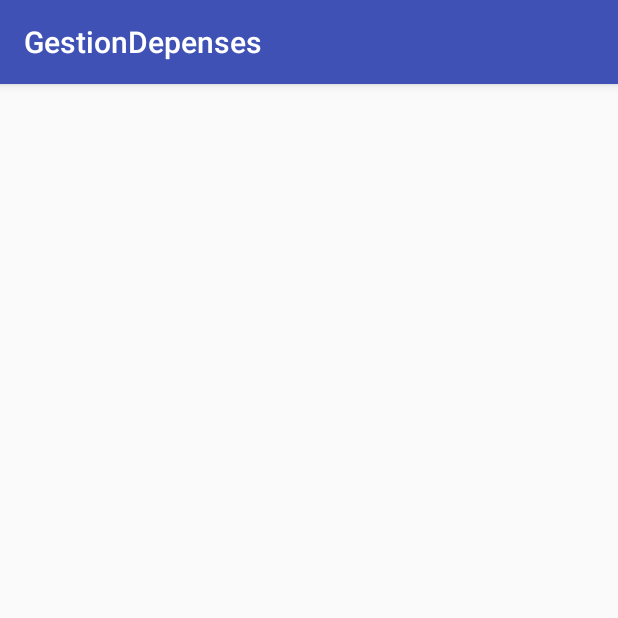
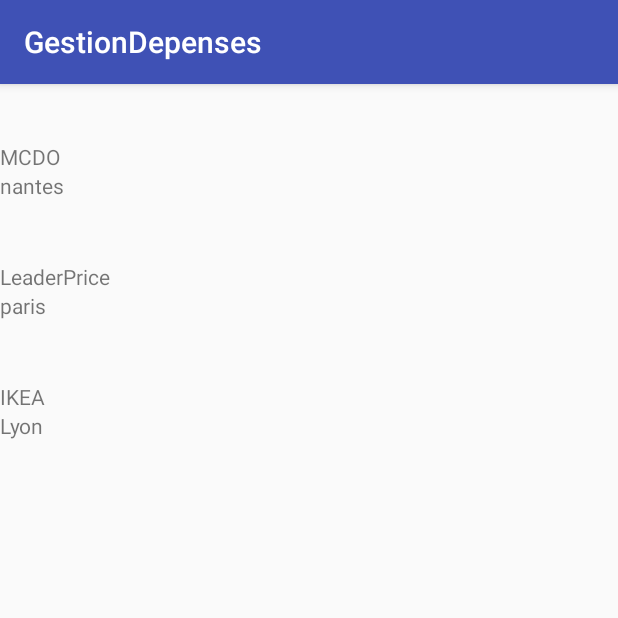
Before and after one commit to ClotaireBryan/GestionDepenses, an Android app: the ListerPageActivity screen opened directly, with no data from a screen before it, on a phone screen of 412 x 824 dp, the top half of it. Run offline under Robolectric (Android 15) with nearby library versions, the phone set to English and light mode, and no system bars.

Commit message:
ajout du recycler view pour les liste dans le menu lister ( a modifer de tel façon avoir cette liste de depense dans une liste de mois

```diff
--- a/app/build.gradle
+++ b/app/build.gradle
@@ -25,4 +25,6 @@ dependencies {
     testImplementation 'junit:junit:4.12'
     androidTestImplementation 'com.android.support.test:runner:1.0.2'
     androidTestImplementation 'com.android.support.test.espresso:espresso-core:3.0.2'
+
+    implementation 'com.android.support:recyclerview-v7:26.1.0'
 }
--- a/app/src/main/java/clotaire/bryan/gestiondepenses/Activity/ListerPageActivity.java
+++ b/app/src/main/java/clotaire/bryan/gestiondepenses/Activity/ListerPageActivity.java
@@ -2,14 +2,51 @@ package clotaire.bryan.gestiondepenses.Activity;
 
 import android.support.v7.app.AppCompatActivity;
 import android.os.Bundle;
+import android.support.v7.widget.LinearLayoutManager;
+import android.support.v7.widget.RecyclerView;
+import android.view.MotionEvent;
 
+import java.util.ArrayList;
+import java.util.List;
+
+import clotaire.bryan.gestiondepenses.BO.Depense;
 import clotaire.bryan.gestiondepenses.R;
+import clotaire.bryan.gestiondepenses.recyclerView.DepensesAdapter;
 
-public class ListerPageActivity extends AppCompatActivity {
+public class ListerPageActivity extends AppCompatActivity implements RecyclerView.OnItemTouchListener{
 
     @Override
     protected void onCreate(Bundle savedInstanceState) {
         super.onCreate(savedInstanceState);
         setContentView(R.layout.activity_lister_page);
+
+        RecyclerView recyclerView = (RecyclerView)findViewById(R.id.DepensesRecycleView);
+        recyclerView.setHasFixedSize(true);
+
+        LinearLayoutManager layoutManager = new LinearLayoutManager(this);
+        recyclerView.setLayoutManager(layoutManager);
+
+        List<Depense> listeDepenses = new ArrayList<>();
+        listeDepenses.add(new Depense("MCDO","nantes"));
+        listeDepenses.add(new Depense("LeaderPrice","paris"));
+        listeDepenses.add(new Depense("IKEA","Lyon"));
+
+        DepensesAdapter depensesAdapter = new DepensesAdapter((listeDepenses));
+        recyclerView.setAdapter(depensesAdapter);
+    }
+
+    @Override
+    public boolean onInterceptTouchEvent(RecyclerView rv, MotionEvent e) {
+        return false;
+    }
+
+    @Override
+    public void onTouchEvent(RecyclerView rv, MotionEvent e) {
+
+    }
+
+    @Override
+    public void onRequestDisallowInterceptTouchEvent(boolean disallowIntercept) {
+
     }
 }
--- /dev/null
+++ b/app/src/main/java/clotaire/bryan/gestiondepenses/DataBase/Contrat.java
@@ -0,0 +1,18 @@
+package clotaire.bryan.gestiondepenses.DataBase;
+
+import android.provider.BaseColumns;
+
+public final class Contrat {
+
+    private Contrat() {
+    }
+
+    public static class depensesContrat implements BaseColumns {
+        public static final String TABLE_DEPENSES = "depenses";
+        public static final String COLONNE_ID = "id";
+        public static final String COLONNE_DATE = "date";
+        public static final String COLONNE_MONTANT = "montant";
+        public static final String COLONNE_LIEU = "lieu";
+        public static final String COLONNE_VILLE = "ville";
+    }
+}
--- /dev/null
+++ b/app/src/main/java/clotaire/bryan/gestiondepenses/DataBase/DatabaseHelper.java
@@ -0,0 +1,27 @@
+package clotaire.bryan.gestiondepenses.DataBase;
+
+import android.content.Context;
+import android.database.sqlite.SQLiteDatabase;
+import android.database.sqlite.SQLiteOpenHelper;
+
+import clotaire.bryan.gestiondepenses.DataBase.Contrat;
+
+public class DatabaseHelper extends SQLiteOpenHelper {
+    public static final String Table_Create = "CREATE TABLE "+ Contrat.depensesContrat.TABLE_DEPENSES+"("+Contrat.depensesContrat.COLONNE_ID+" INTEGER PRIMARY KEY AUTOINCREMENT, "
+            +Contrat.depensesContrat.COLONNE_MONTANT+" REAL NOT NULL, "+Contrat.depensesContrat.COLONNE_LIEU+" TEXT NOT NULL, "+Contrat.depensesContrat.COLONNE_VILLE+" TEXT, "+Contrat.depensesContrat.COLONNE_DATE+" DATE);";
+
+   public DatabaseHelper(Context context){
+       super(context,"depenses.db",null,1);
+   }
+    @Override
+    public void onCreate(SQLiteDatabase db) {
+        db.execSQL(Table_Create);
+    }
+
+    @Override
+    public void onUpgrade(SQLiteDatabase db, int oldVersion, int newVersion) {
+       db.execSQL("DROP TABLE IF EXISTS "+Contrat.depensesContrat.TABLE_DEPENSES);
+       onCreate(db);
+    }
+
+}
--- /dev/null
+++ b/app/src/main/java/clotaire/bryan/gestiondepenses/recyclerView/DepensesAdapter.java
@@ -0,0 +1,39 @@
+package clotaire.bryan.gestiondepenses.recyclerView;
+
+
+import android.support.v7.widget.RecyclerView;
+import android.view.LayoutInflater;
+import android.view.View;
+import android.view.ViewGroup;
+
+import java.util.List;
+
+import clotaire.bryan.gestiondepenses.BO.Depense;
+import clotaire.bryan.gestiondepenses.R;
+
+public class DepensesAdapter  extends RecyclerView.Adapter<DepensesViewHolder>{
+
+    private List<Depense>listeDepense;
+    public DepensesAdapter(List<Depense> listeDepense){this.listeDepense = listeDepense;}
+
+    @Override
+    public DepensesViewHolder onCreateViewHolder(ViewGroup parent, int viewType) {
+        View viewDepense = LayoutInflater.from(parent.getContext())
+                .inflate(R.layout.liste_depenses,parent,false);
+        return new DepensesViewHolder(viewDepense);
+    }
+
+    @Override
+    public void onBindViewHolder(DepensesViewHolder holder, int position) {
+
+        //holder.textViewDate.setText(listeDepense.get(position).lieu);
+        //holder.textViewMontant.setText(listeDepense.get(position).getMontant()+"€");
+        holder.textViewLieu.setText(listeDepense.get(position).getLieu());
+        holder.textViewVille.setText(listeDepense.get(position).getVille());
+    }
+
+    @Override
+    public int getItemCount() {
+        return listeDepense.size();
+    }
+}
--- /dev/null
+++ b/app/src/main/java/clotaire/bryan/gestiondepenses/recyclerView/DepensesViewHolder.java
@@ -0,0 +1,23 @@
+package clotaire.bryan.gestiondepenses.recyclerView;
+
+import android.support.v7.widget.RecyclerView;
+import android.view.View;
+import android.widget.TextView;
+
+import clotaire.bryan.gestiondepenses.R;
+
+public class DepensesViewHolder extends RecyclerView.ViewHolder{
+
+    public TextView textViewDate;
+    public TextView textViewMontant;
+    public TextView textViewLieu;
+    public TextView textViewVille;
+
+    public DepensesViewHolder(View itemView) {
+        super(itemView);
+        textViewDate = itemView.findViewById(R.id.Date_liste);
+        textViewMontant = itemView.findViewById(R.id.Montant_liste);
+        textViewLieu = itemView.findViewById(R.id.Lieu_liste);
+        textViewVille = itemView.findViewById(R.id.Ville_liste);
+    }
+}
--- a/app/src/main/res/layout/activity_lister_page.xml
+++ b/app/src/main/res/layout/activity_lister_page.xml
@@ -6,4 +6,10 @@
     android:layout_height="match_parent"
     tools:context=".Activity.ListerPageActivity">
 
+    <android.support.v7.widget.RecyclerView
+        android:id="@+id/DepensesRecycleView"
+        android:layout_width="wrap_content"
+        android:layout_height="wrap_content">
+    </android.support.v7.widget.RecyclerView>
+
 </android.support.constraint.ConstraintLayout>
--- /dev/null
+++ b/app/src/main/res/layout/liste_depenses.xml
@@ -0,0 +1,34 @@
+<?xml version="1.0" encoding="utf-8"?>
+<FrameLayout xmlns:android="http://schemas.android.com/apk/res/android"
+    xmlns:app="http://schemas.android.com/apk/res-auto"
+    android:layout_width="match_parent"
+    android:layout_height="80dp"
+    android:orientation="vertical">
+
+    <android.support.constraint.ConstraintLayout xmlns:android="http://schemas.android.com/apk/res/android"
+        android:layout_width="match_parent"
+        android:layout_height="match_parent">
+
+        <TextView
+            android:id="@+id/Date-liste"
+            android:layout_width="wrap_content"
+            android:layout_height="wrap_content" />
+        <TextView
+            android:id="@+id/Montant-liste"
+            android:layout_width="wrap_content"
+            android:layout_height="wrap_content"
+            app:layout_constraintTop_toBottomOf="@+id/Date-liste"/>
+        <TextView
+            android:id="@+id/Lieu-liste"
+            android:layout_width="wrap_content"
+            android:layout_height="wrap_content"
+            app:layout_constraintTop_toBottomOf="@+id/Montant-liste"/>
+        <TextView
+            android:id="@+id/Ville-liste"
+            android:layout_width="wrap_content"
+            android:layout_height="wrap_content"
+            app:layout_constraintTop_toBottomOf="@+id/Lieu-liste"/>
+
+    </android.support.constraint.ConstraintLayout>
+
+</FrameLayout>
```
